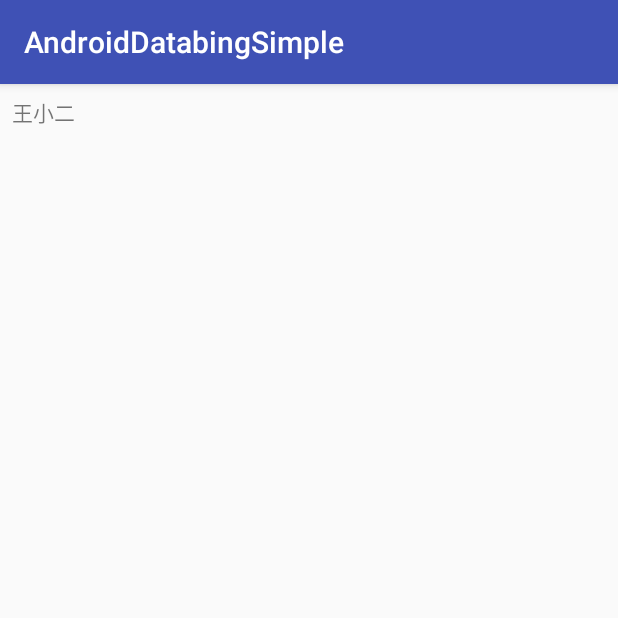
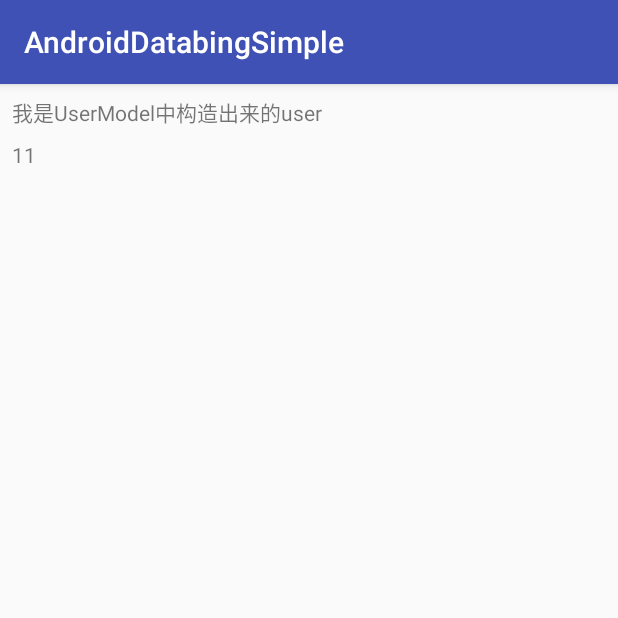
Before and after one commit to xiangcman/AndroidDatabindingSimple, an Android app: the screen it shows after launch (MainActivity before the commit, MvvmActivity after it), on a phone screen of 412 x 824 dp, the top half of it. Run offline under Robolectric (Android 15) with nearby library versions, the phone set to English and light mode, and no system bars; our stand-ins replace data binding.

Commit message:
提交剩余的例子

```diff
--- a/app/src/main/java/com/single/androiddatabing/MainActivity.java
+++ b/app/src/main/java/com/single/androiddatabing/MainActivity.java
@@ -1,48 +1,46 @@
 package com.single.androiddatabing;
 
 import android.databinding.DataBindingUtil;
+import android.graphics.Rect;
 import android.os.Bundle;
 import android.support.v7.app.AppCompatActivity;
-import android.view.View;
-import android.view.ViewStub;
+import android.support.v7.widget.GridLayoutManager;
+import android.util.TypedValue;
 
-import com.single.androiddatabing.bean.User;
-import com.single.androiddatabing.databinding.ActivityViewstubBinding;
-import com.single.androiddatabing.databinding.LayoutIncludeBinding;
+import com.single.androiddatabing.adapter.BaseRecyclerViewBingAdapter;
+import com.single.androiddatabing.bean.KewenItem;
+import com.single.androiddatabing.databinding.ActivityRecyclerviewBinding;
+import com.single.androiddatabing.databinding.KewenSelectItemBinding;
+import com.single.androiddatabing.utils.SpaceItemDecoration;
 
-import java.util.HashMap;
-import java.util.Map;
+import java.util.ArrayList;
+import java.util.List;
 
 public class MainActivity extends AppCompatActivity {
 
     @Override
     protected void onCreate(Bundle savedInstanceState) {
         super.onCreate(savedInstanceState);
-//        setContentView(R.layout.activity_main);
-        ActivityViewstubBinding viewDataBinding = DataBindingUtil.setContentView(this, R.layout.activity_viewstub);
-        Map<String, User> users = new HashMap();
+        ActivityRecyclerviewBinding viewDataBinding = DataBindingUtil.setContentView(this, R.layout.activity_recyclerview);
+        int space = (int) TypedValue.applyDimension(TypedValue.COMPLEX_UNIT_DIP, 10, getResources().getDisplayMetrics());
+        viewDataBinding.recycler.addItemDecoration(new SpaceItemDecoration(new Rect(space, space, space, space)));
+        viewDataBinding.recycler.setLayoutManager(new GridLayoutManager(this, 2));
+        List<KewenItem> sessions = new ArrayList<>();
+        sessions.add(new KewenItem("五十音"));
+        sessions.add(new KewenItem("初级上册"));
+        sessions.add(new KewenItem("初级下册"));
+        sessions.add(new KewenItem("中级上册"));
+        viewDataBinding.recycler.setAdapter(new BaseRecyclerViewBingAdapter<KewenItem, KewenSelectItemBinding>(this, sessions, BR.kewenItem) {
 
-        User user = new User();
-        user.name = "王小二";
-        users.put("1", user);
+            @Override
+            protected int getItemLayout(int viewType) {
+                return R.layout.kewen_select_item;
+            }
 
-        User user1 = new User();
-        user1.name = "王小三";
-        users.put("2", user1);
+            @Override
+            protected void itemClick(KewenItem item, int position) {
 
-        viewDataBinding.setKey("1");
-        viewDataBinding.setUserMap(users);
-        viewDataBinding.viewStub.setOnInflateListener(new ViewStub.OnInflateListener() {
-            @Override
-            public void onInflate(ViewStub stub, View inflated) {
-                LayoutIncludeBinding viewStubBinding = DataBindingUtil.bind(inflated);
-                User user = new User(12, "谢后");
-                viewStubBinding.setMyUser(user);
             }
         });
-        if (!viewDataBinding.viewStub.isInflated()) {
-            //viewDataBinding.viewStub获取的是ViewStubProxy
-            viewDataBinding.viewStub.getViewStub().inflate();
-        }
     }
 }
--- /dev/null
+++ b/app/src/main/java/com/single/androiddatabing/model/UserModel.java
@@ -0,0 +1,56 @@
+package com.single.androiddatabing.model;
+
+import android.app.Application;
+import android.arch.lifecycle.AndroidViewModel;
+import android.arch.lifecycle.LiveData;
+import android.arch.lifecycle.MediatorLiveData;
+import android.arch.lifecycle.ViewModel;
+import android.arch.lifecycle.ViewModelProvider;
+import android.databinding.ObservableField;
+import android.support.annotation.NonNull;
+
+import com.single.androiddatabing.bean.User;
+
+/**
+ * Created by xiangcheng on 19/1/3.
+ */
+
+public class UserModel extends AndroidViewModel {
+    public ObservableField<User> userObservableField = new ObservableField<>();
+    private final MediatorLiveData<User> userMediatorLiveData = new MediatorLiveData<>();
+
+    public LiveData<User> getUser() {
+        userMediatorLiveData.setValue(new User(11, "我是UserModel中构造出来的user"));
+        return userMediatorLiveData;
+    }
+
+    public void setUserObservableField(User user) {
+        userObservableField.set(user);
+    }
+
+    public UserModel(@NonNull Application application) {
+        super(application);
+    }
+
+    /**
+     * A creator is used to inject the product ID into the ViewModel
+     * <p>
+     * This creator is to showcase how to inject dependencies into ViewModels. It's not
+     * actually necessary in this case, as the product ID can be passed in a public method.
+     */
+    public static class Factory extends ViewModelProvider.NewInstanceFactory {
+
+        @NonNull
+        private final Application mApplication;
+
+        public Factory(@NonNull Application application) {
+            mApplication = application;
+        }
+
+        @Override
+        public <T extends ViewModel> T create(Class<T> modelClass) {
+            //noinspection unchecked
+            return (T) new UserModel(mApplication);
+        }
+    }
+}
--- /dev/null
+++ b/app/src/main/java/com/single/androiddatabing/mvvm/MvvmActivity.java
@@ -0,0 +1,33 @@
+package com.single.androiddatabing.mvvm;
+
+import android.arch.lifecycle.Observer;
+import android.arch.lifecycle.ViewModelProviders;
+import android.databinding.DataBindingUtil;
+import android.os.Bundle;
+import android.support.annotation.Nullable;
+import android.support.v7.app.AppCompatActivity;
+
+import com.single.androiddatabing.R;
+import com.single.androiddatabing.bean.User;
+import com.single.androiddatabing.databinding.ActivityMvvmBinding;
+import com.single.androiddatabing.model.UserModel;
+
+public class MvvmActivity extends AppCompatActivity {
+
+    @Override
+    protected void onCreate(Bundle savedInstanceState) {
+        super.onCreate(savedInstanceState);
+        ActivityMvvmBinding viewDataBinding = DataBindingUtil.setContentView(this, R.layout.activity_mvvm);
+        UserModel.Factory factory = new UserModel.Factory(
+                getApplication());
+        final UserModel model = ViewModelProviders.of(this, factory)
+                .get(UserModel.class);
+        viewDataBinding.setUserModel(model);
+        model.getUser().observe(this, new Observer<User>() {
+            @Override
+            public void onChanged(@Nullable User user) {
+                model.setUserObservableField(user);
+            }
+        });
+    }
+}
--- /dev/null
+++ b/app/src/main/res/drawable/jiaming_back.xml
@@ -0,0 +1,6 @@
+<?xml version="1.0" encoding="utf-8"?>
+<shape xmlns:android="http://schemas.android.com/apk/res/android">
+    <corners android:radius="0.8dp" />
+    <solid android:color="#F6F6F6" />
+
+</shape>
--- /dev/null
+++ b/app/src/main/res/layout/activity_mvvm.xml
@@ -0,0 +1,38 @@
+<?xml version="1.0" encoding="utf-8"?>
+<layout xmlns:android="http://schemas.android.com/apk/res/android"
+    xmlns:app="http://schemas.android.com/apk/res-auto"
+    xmlns:tools="http://schemas.android.com/tools">
+
+    <data>
+
+        <variable
+            name="userModel"
+            type="com.single.androiddatabing.model.UserModel" />
+    </data>
+
+    <android.support.constraint.ConstraintLayout
+        android:layout_width="match_parent"
+        android:layout_height="match_parent"
+        tools:context="com.single.androiddatabing.MainActivity">
+
+        <TextView
+            android:id="@+id/textView"
+            android:layout_width="wrap_content"
+            android:layout_height="wrap_content"
+            android:layout_marginStart="8dp"
+            android:layout_marginTop="8dp"
+            android:text="@{userModel.userObservableField.name}"
+            app:layout_constraintStart_toStartOf="parent"
+            app:layout_constraintTop_toTopOf="parent" />
+
+        <TextView
+            android:id="@+id/textView2"
+            android:layout_width="wrap_content"
+            android:layout_height="wrap_content"
+            android:layout_marginStart="8dp"
+            android:layout_marginTop="8dp"
+            android:text="@{String.valueOf(userModel.userObservableField.age)}"
+            app:layout_constraintStart_toStartOf="parent"
+            app:layout_constraintTop_toBottomOf="@+id/textView" />
+    </android.support.constraint.ConstraintLayout>
+</layout>
--- a/app/src/main/res/values/colors.xml
+++ b/app/src/main/res/values/colors.xml
@@ -3,4 +3,5 @@
     <color name="colorPrimary">#3F51B5</color>
     <color name="colorPrimaryDark">#303F9F</color>
     <color name="colorAccent">#FF4081</color>
+    <color name="dark_black_text">#333333</color>
 </resources>
--- /dev/null
+++ b/app/src/main/res/values/dimens.xml
@@ -0,0 +1,5 @@
+<?xml version="1.0" encoding="utf-8"?>
+<resources>
+    <dimen name="dp_10">10dp</dimen>
+    <dimen name="text_18">18sp</dimen>
+</resources>
```
Also changed, not shown: app/build.gradle (+9 -1 lines), app/src/main/AndroidManifest.xml (+8 -1 lines), app/src/main/java/com/single/androiddatabing/adapter/BaseRecyclerViewBingAdapter.java (added, +84 -0 lines), app/src/main/java/com/single/androiddatabing/bean/KewenItem.java (added, +25 -0 lines), app/src/main/java/com/single/androiddatabing/bean/ObservableBean.java (added, +41 -0 lines), app/src/main/java/com/single/androiddatabing/bean/ObservableFieldsUser.java (added, +18 -0 lines), app/src/main/java/com/single/androiddatabing/utils/SpaceItemDecoration.java (added, +22 -0 lines), app/src/main/java/com/single/androiddatabing/utils/ViewUtils.java (added, +56 -0 lines), app/src/main/res/layout/activity_highlight.xml (added, +46 -0 lines), app/src/main/res/layout/activity_observable_field.xml (added, +59 -0 lines), app/src/main/res/layout/activity_observable_object.xml (added, +59 -0 lines), app/src/main/res/layout/activity_recyclerview.xml (added, +37 -0 lines), app/src/main/res/layout/kewen_select_item.xml (added, +30 -0 lines).
